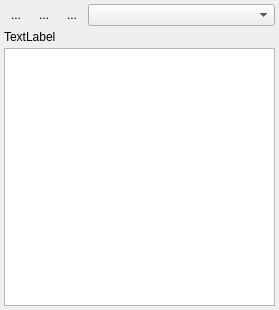
The window that extensions/src_browser/browser_viewer.ui (DrMoriarty/cuberok) describes before a commit, drawn with Qt 5.
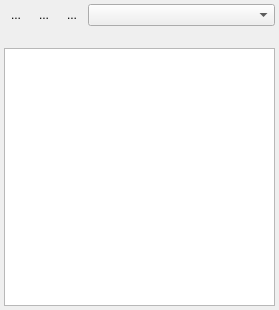
The same window after the commit. Icons and pictures are not drawn. Custom widgets are drawn as their Qt base class.

What changed in the file:
```diff
--- a/extensions/src_browser/browser_viewer.ui
+++ b/extensions/src_browser/browser_viewer.ui
@@ -114,7 +114,7 @@
    <item>
     <widget class="QLabel" name="label">
      <property name="text">
-      <string>TextLabel</string>
+      <string/>
      </property>
     </widget>
    </item>
```
Left out of the diff: 8 changed lines with no effect on the pictures.
